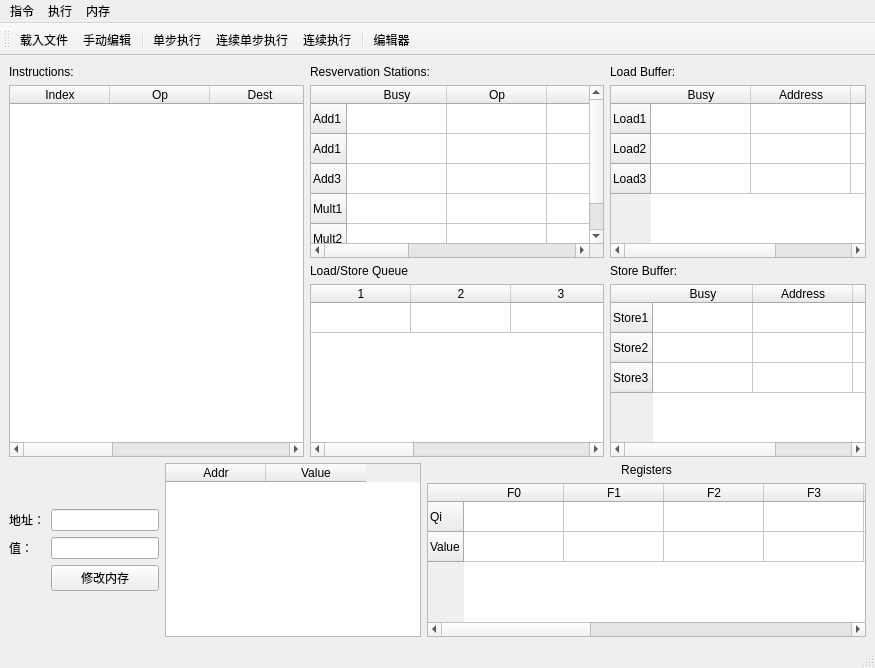
Before: the Qt Designer form ui/mainwindow.ui in npbool/Tomasulo, drawn with Qt 5.
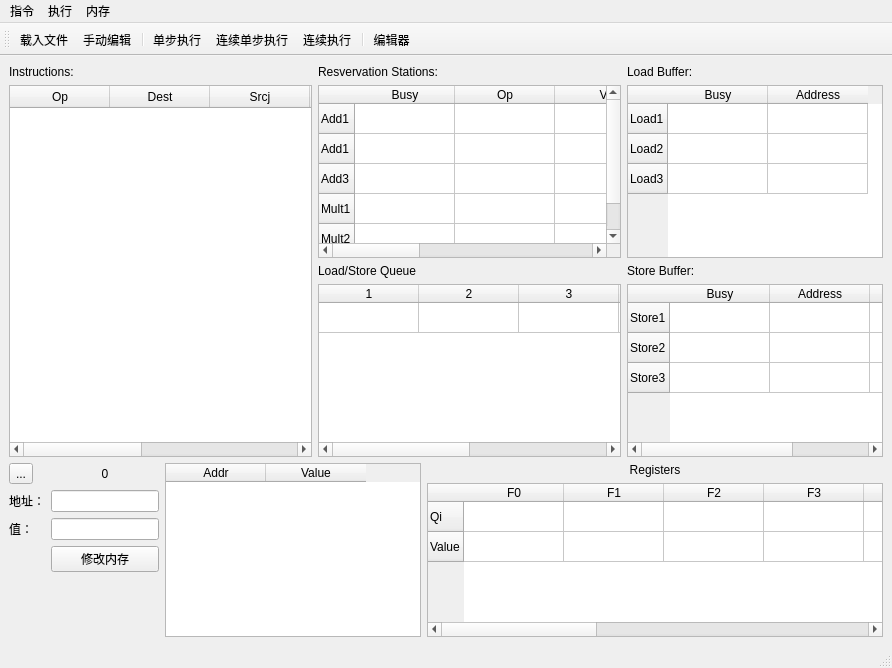
After: the same form once the commit is applied. Icons and pictures are not drawn.

Commit message: GUI nearly finished

The edit to the form file:
```diff
--- a/ui/mainwindow.ui
+++ b/ui/mainwindow.ui
@@ -6,7 +6,7 @@
    <rect>
     <x>0</x>
     <y>0</y>
-    <width>875</width>
+    <width>892</width>
     <height>668</height>
    </rect>
   </property>
@@ -37,6 +37,9 @@
           <property name="editTriggers">
            <set>QAbstractItemView::NoEditTriggers</set>
           </property>
+          <property name="rowCount">
+           <number>0</number>
+          </property>
           <attribute name="horizontalHeaderDefaultSectionSize">
            <number>100</number>
           </attribute>
@@ -49,11 +52,6 @@
           <attribute name="verticalHeaderMinimumSectionSize">
            <number>15</number>
           </attribute>
-          <column>
-           <property name="text">
-            <string>Index</string>
-           </property>
-          </column>
           <column>
            <property name="text">
             <string>Op</string>
@@ -66,7 +64,7 @@
           </column>
           <column>
            <property name="text">
-            <string>Srci</string>
+            <string>Srcj</string>
            </property>
           </column>
           <column>
@@ -76,7 +74,17 @@
           </column>
           <column>
            <property name="text">
-            <string>State</string>
+            <string>发射</string>
+           </property>
+          </column>
+          <column>
+           <property name="text">
+            <string>执行</string>
+           </property>
+          </column>
+          <column>
+           <property name="text">
+            <string>写回</string>
            </property>
           </column>
          </widget>
@@ -149,16 +157,16 @@
             <string>Vj</string>
            </property>
           </column>
-          <column>
-           <property name="text">
-            <string>Vj</string>
-           </property>
-          </column>
           <column>
            <property name="text">
             <string>Vk</string>
            </property>
           </column>
+          <column>
+           <property name="text">
+            <string>Qj</string>
+           </property>
+          </column>
           <column>
            <property name="text">
             <string>Qk</string>
@@ -273,11 +281,6 @@
             <string>Address</string>
            </property>
           </column>
-          <column>
-           <property name="text">
-            <string>Qi</string>
-           </property>
-          </column>
          </widget>
         </item>
         <item>
@@ -347,18 +350,32 @@
      <layout class="QHBoxLayout" name="horizontalLayout_2">
       <item>
        <layout class="QGridLayout" name="gridLayout">
-        <item row="4" column="1">
-         <spacer name="verticalSpacer">
-          <property name="orientation">
-           <enum>Qt::Vertical</enum>
+        <item row="0" column="0">
+         <widget class="QToolButton" name="toolButton">
+          <property name="text">
+           <string>...</string>
           </property>
-          <property name="sizeHint" stdset="0">
+          <property name="icon">
+           <iconset resource="res.qrc">
+            <normaloff>:/icon/clock.png</normaloff>:/icon/clock.png</iconset>
+          </property>
+          <property name="iconSize">
            <size>
-            <width>20</width>
-            <height>40</height>
+            <width>32</width>
+            <height>32</height>
            </size>
           </property>
-         </spacer>
+         </widget>
+        </item>
+        <item row="0" column="1">
+         <widget class="QLabel" name="lblClock">
+          <property name="text">
+           <string>0</string>
+          </property>
+          <property name="alignment">
+           <set>Qt::AlignCenter</set>
+          </property>
+         </widget>
         </item>
         <item row="1" column="0">
          <widget class="QLabel" name="label_7">
@@ -367,8 +384,8 @@
           </property>
          </widget>
         </item>
-        <item row="2" column="1">
-         <widget class="QLineEdit" name="edtMemValue">
+        <item row="1" column="1">
+         <widget class="QLineEdit" name="edtMemAddr">
           <property name="sizePolicy">
            <sizepolicy hsizetype="Fixed" vsizetype="Fixed">
             <horstretch>0</horstretch>
@@ -390,6 +407,16 @@
           </property>
          </widget>
         </item>
+        <item row="2" column="1">
+         <widget class="QLineEdit" name="edtMemValue">
+          <property name="sizePolicy">
+           <sizepolicy hsizetype="Fixed" vsizetype="Fixed">
+            <horstretch>0</horstretch>
+            <verstretch>0</verstretch>
+           </sizepolicy>
+          </property>
+         </widget>
+        </item>
         <item row="3" column="1">
          <widget class="QPushButton" name="btnMemModify">
           <property name="text">
@@ -397,18 +424,8 @@
           </property>
          </widget>
         </item>
-        <item row="1" column="1">
-         <widget class="QLineEdit" name="edtMemAddr">
-          <property name="sizePolicy">
-           <sizepolicy hsizetype="Fixed" vsizetype="Fixed">
-            <horstretch>0</horstretch>
-            <verstretch>0</verstretch>
-           </sizepolicy>
-          </property>
-         </widget>
-        </item>
-        <item row="0" column="1">
-         <spacer name="verticalSpacer_2">
+        <item row="4" column="1">
+         <spacer name="verticalSpacer">
           <property name="orientation">
            <enum>Qt::Vertical</enum>
           </property>
@@ -543,7 +560,7 @@
     <rect>
      <x>0</x>
      <y>0</y>
-     <width>875</width>
+     <width>892</width>
      <height>28</height>
     </rect>
    </property>
```
The commit also changes 4 other files.
